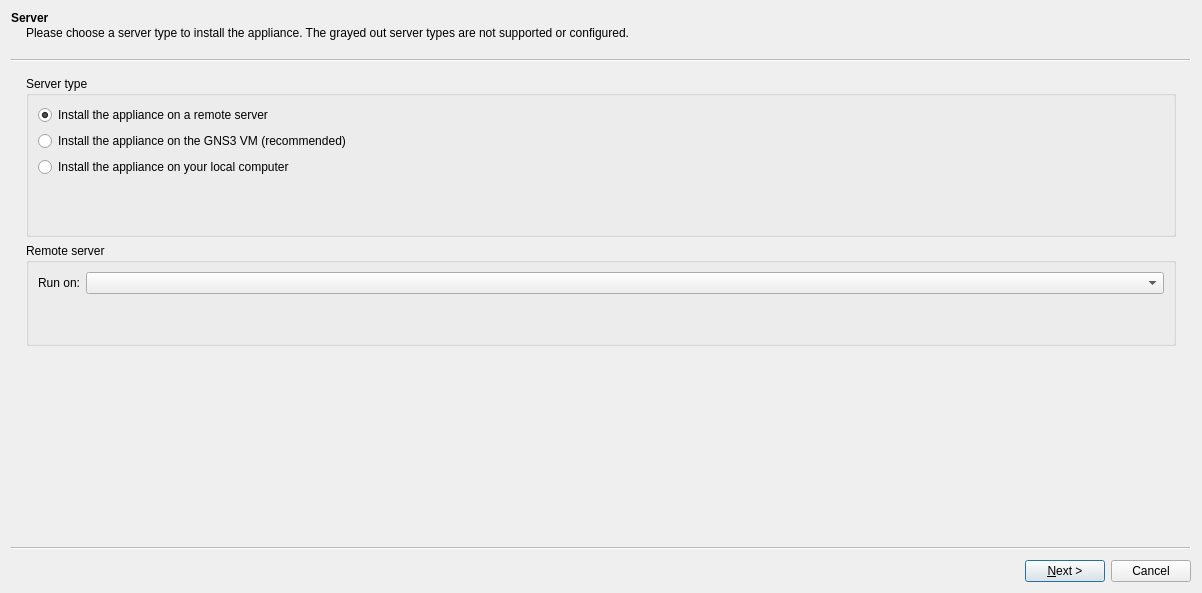
Qt form gns3/ui/appliance_wizard.ui (GNS3/gns3-gui) before a commit.
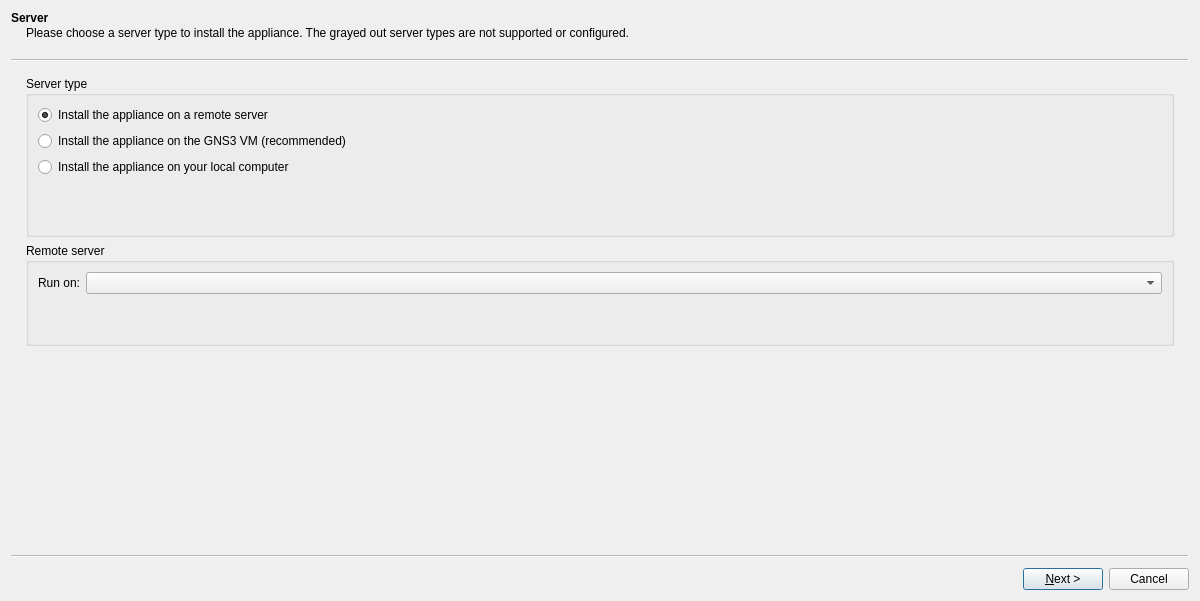
The same form after that commit.

Commit message: Resize some dialogs.

The edit to the form file:
```diff
--- a/gns3/ui/appliance_wizard.ui
+++ b/gns3/ui/appliance_wizard.ui
@@ -6,8 +6,8 @@
    <rect>
     <x>0</x>
     <y>0</y>
-    <width>1202</width>
-    <height>593</height>
+    <width>1200</width>
+    <height>601</height>
    </rect>
   </property>
   <property name="sizePolicy">
```
The commit also changes 7 other files.
